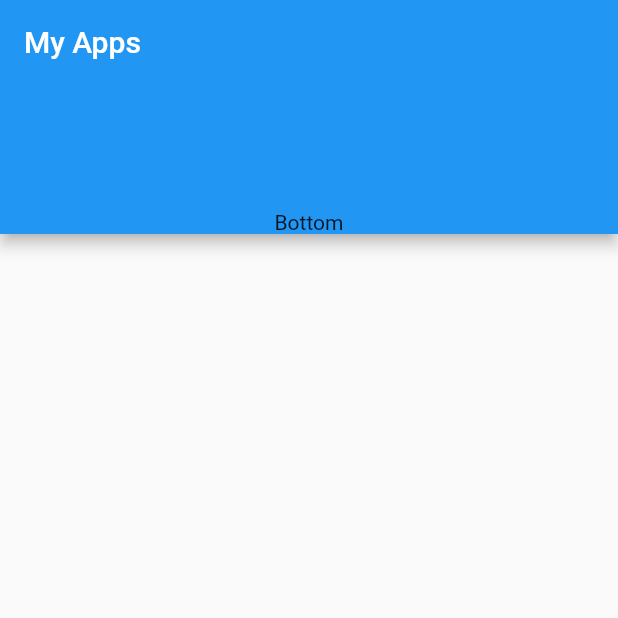
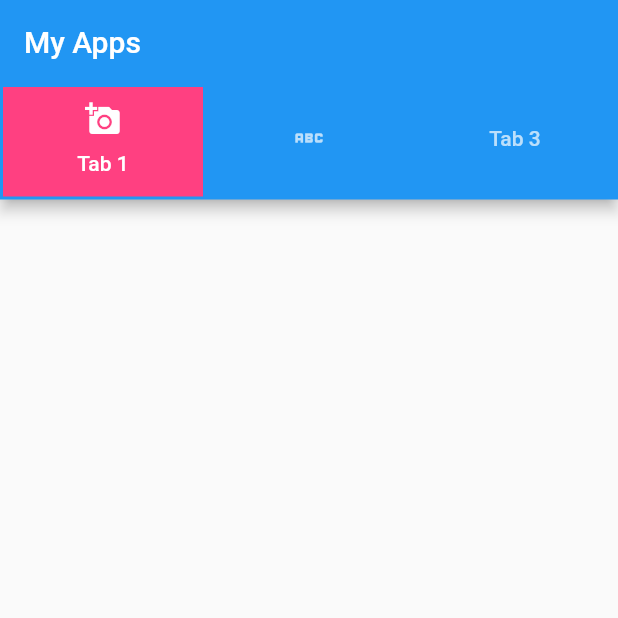
Before and after one commit to dellaputriherman/PEMROGRAMAN_FLUTTER, a Flutter app: the screen it shows after launch, on a phone screen of 412 x 824 dp, the top half of it. Run offline on Flutter 3.47's test engine with Material 2 defaults, Android fonts, the phone set to English and light mode, and no system bars; our stand-ins replace faker.

Commit message:
Update FLUTTER 15 TabBar Widget

```diff
--- a/tabbar_widget/lib/main.dart
+++ b/tabbar_widget/lib/main.dart
@@ -5,15 +5,35 @@ void main() {
 }
 
 class MyApp extends StatelessWidget {
+  List<Tab> myTab = [
+    Tab(
+      text: "Tab 1",
+      icon: Icon(Icons.add_a_photo),
+    ),
+    Tab(
+      icon: Icon(Icons.abc_outlined),
+    ),
+    Tab(
+      text: "Tab 3",
+    ),
+  ];
   @override
   Widget build(BuildContext context) {
     return MaterialApp(
-      home: Scaffold(
-        appBar: AppBar(
-          title: Text("My Apps"),
-          bottom: PreferredSize(
-            preferredSize: Size.fromHeight(100),
-            child: Text("Bottom"),
+      home: DefaultTabController(
+        length: myTab.length,
+        child: Scaffold(
+          appBar: AppBar(
+            title: Text("My Apps"),
+            bottom: TabBar(
+              indicatorColor: Colors.deepPurple,
+              indicatorWeight: 5,
+              indicatorPadding: EdgeInsets.all(2),
+              indicator: BoxDecoration(
+                color: Colors.pinkAccent,
+              ),
+              tabs: myTab,
+            ),
           ),
         ),
       ),
```
